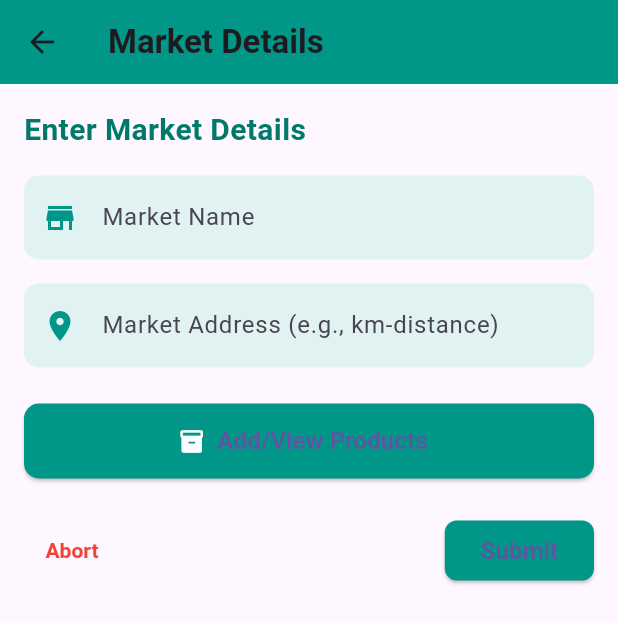
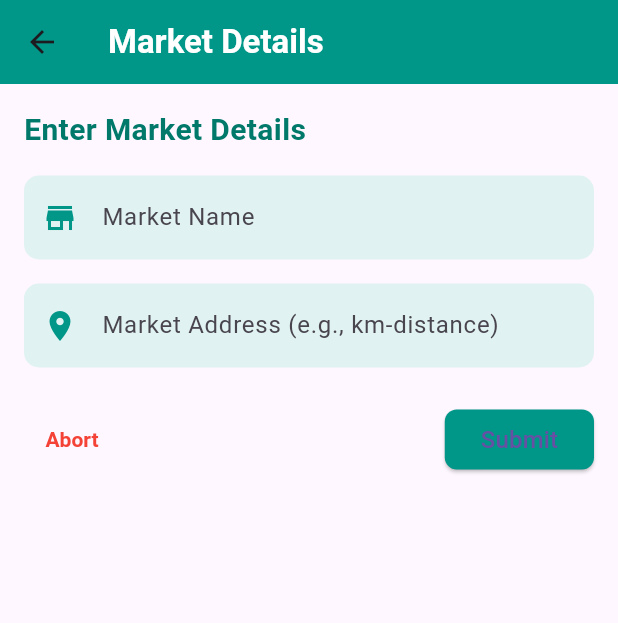
Before and after one commit to Sumair-Ali507/Sholic-App, a Flutter app: the MarketDetailsScreen screen opened directly, on a phone screen of 412 x 824 dp. Shown: the top 623 px of the screen. Run offline on Flutter 3.47's test engine with Material 3 defaults, Android fonts, the light colour scheme and no system bars; our stand-ins replace cloud_firestore, firebase_auth, firebase_core, sqflite; accounts and stored records are empty.

Commit message:
Sholic App

```diff
--- a/Freelancing Projects/lib/main.dart
+++ b/Freelancing Projects/lib/main.dart
@@ -15,8 +15,10 @@ class MyApp extends StatelessWidget {
   @override
   Widget build(BuildContext context) {
     return MaterialApp(
+      debugShowCheckedModeBanner: false,
       title: 'Sholic App',
       theme: ThemeData(
+
         primarySwatch: Colors.blue,
       ),
       home: LoginScreen(),
--- a/Freelancing Projects/lib/screens/buy_list.dart
+++ b/Freelancing Projects/lib/screens/buy_list.dart
@@ -17,7 +17,7 @@ class _BuyListScreenState extends State<BuyListScreen> {
   Widget build(BuildContext context) {
     return Scaffold(
       appBar: AppBar(
-        title: Text('Buy List'),
+        title: Text('Buy List', style: TextStyle(fontWeight: FontWeight.bold, color: Colors.white)),
         backgroundColor: Colors.teal,
         actions: [
           IconButton(
--- a/Freelancing Projects/lib/screens/fetchProductScreen.dart
+++ b/Freelancing Projects/lib/screens/fetchProductScreen.dart
@@ -17,7 +17,7 @@ class _ProductsScreenState extends State<ProductsScreen> {
   Widget build(BuildContext context) {
     return Scaffold(
       appBar: AppBar(
-        title: Text('Products'),
+        title: Text('Products', style: TextStyle(fontWeight: FontWeight.bold, color: Colors.white)),
         backgroundColor: Colors.teal,
         actions: [
           IconButton(
--- a/Freelancing Projects/lib/screens/fetchTagScreen.dart
+++ b/Freelancing Projects/lib/screens/fetchTagScreen.dart
@@ -16,7 +16,7 @@ class _TagScreenState extends State<TagScreen> {
       appBar: AppBar(
         title: Text(
           'Tags',
-          style: TextStyle(fontWeight: FontWeight.bold),
+          style: TextStyle(fontWeight: FontWeight.bold, color: Colors.white),
         ),
         backgroundColor: Colors.teal,
         elevation: 4.0,
--- a/Freelancing Projects/lib/screens/homeScreen.dart
+++ b/Freelancing Projects/lib/screens/homeScreen.dart
@@ -9,7 +9,7 @@ class HomeScreen extends StatelessWidget {
   Widget build(BuildContext context) {
     return Scaffold(
       appBar: AppBar(
-        title: Text('Home Screen'),
+        title: Text('Home Screen', style: TextStyle(fontWeight: FontWeight.bold, color: Colors.white)),
         backgroundColor: Colors.teal,
       ),
       drawer: Drawer(
--- a/Freelancing Projects/lib/screens/marketdetailsScreen.dart
+++ b/Freelancing Projects/lib/screens/marketdetailsScreen.dart
@@ -45,7 +45,7 @@ class _MarketDetailsScreenState extends State<MarketDetailsScreen> {
       appBar: AppBar(
         title: Text(
           'Market Details',
-          style: TextStyle(fontWeight: FontWeight.bold),
+          style: TextStyle(fontWeight: FontWeight.bold, color: Colors.white),
         ),
         backgroundColor: Colors.teal,
       ),
@@ -76,27 +76,8 @@ class _MarketDetailsScreenState extends State<MarketDetailsScreen> {
                 icon: Icons.location_on,
               ),
               SizedBox(height: 24),
-              ElevatedButton.icon(
-                style: ElevatedButton.styleFrom(
-                  backgroundColor: Colors.teal,
-                  minimumSize: Size(double.infinity, 50),
-                  shape: RoundedRectangleBorder(
-                    borderRadius: BorderRadius.circular(10),
-                  ),
-                ),
-                onPressed: () {
-                  Navigator.push(
-                    context,
-                    MaterialPageRoute(builder: (context) => ProductEnterScreen()),
-                  );
-                },
-                icon: Icon(Icons.inventory, color: Colors.white),
-                label: Text(
-                  'Add/View Products',
-                  style: TextStyle(fontSize: 16),
-                ),
-              ),
-              SizedBox(height: 24),
+
+
               Row(
                 mainAxisAlignment: MainAxisAlignment.spaceBetween,
                 children: [
--- a/Freelancing Projects/lib/screens/productScreen.dart
+++ b/Freelancing Projects/lib/screens/productScreen.dart
@@ -49,7 +49,7 @@ class _ProductEnterScreenState extends State<ProductEnterScreen> {
   Widget build(BuildContext context) {
     return Scaffold(
       appBar: AppBar(
-        title: Text('Enter Product'),
+        title: Text('Enter Product', style: TextStyle(fontWeight: FontWeight.bold, color: Colors.white)),
         backgroundColor: Colors.teal,
       ),
       body: SingleChildScrollView(
```
Also changed, not shown: Freelancing Projects/lib/screens/marketScreen.dart (+3 -7 lines), Freelancing Projects/lib/screens/menu.dart (added), Freelancing Projects/lib/screens/recycle_view.dart (added).
